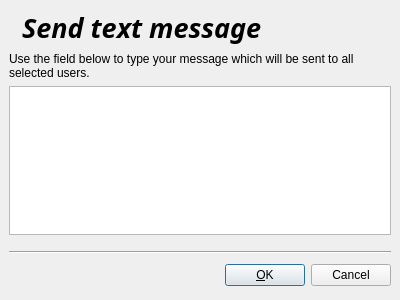
Above: ima/dialogs/text_message.ui from veyon/veyon before the change. Below: the same form after it.
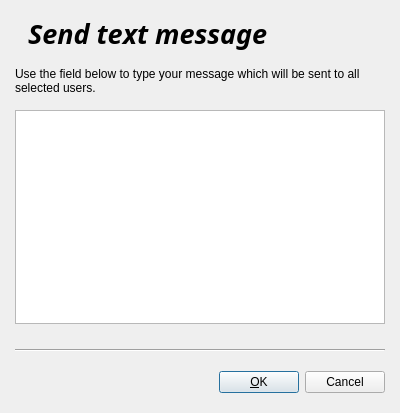
That is the form after the change. Icons and pictures are not drawn.

Patch:
```diff
--- a/ima/dialogs/text_message.ui
+++ b/ima/dialogs/text_message.ui
@@ -9,7 +9,7 @@
     <x>0</x>
     <y>0</y>
     <width>400</width>
-    <height>300</height>
+    <height>413</height>
    </rect>
   </property>
   <property name="windowTitle" >
@@ -20,10 +20,10 @@
   </property>
   <layout class="QVBoxLayout" >
    <property name="margin" >
-    <number>9</number>
+    <number>15</number>
    </property>
    <property name="spacing" >
-    <number>6</number>
+    <number>15</number>
    </property>
    <item>
     <layout class="QHBoxLayout" >
```
Left out of the diff: 6 changed lines with no effect on the pictures.
